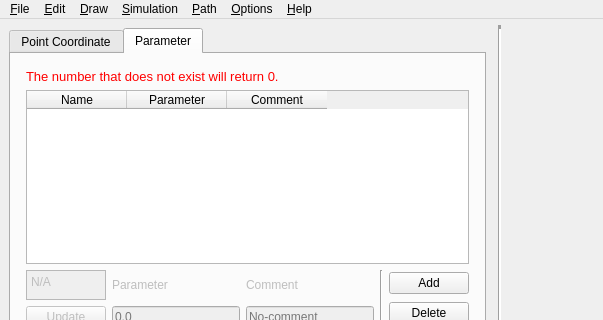
Before: the Qt Designer form core/main.ui in KmolYuan/Pyslvs-UI, drawn with Qt 5; both pictures show x 0 to 603 and y 0 to 320 of the 998 by 717 pixel window.
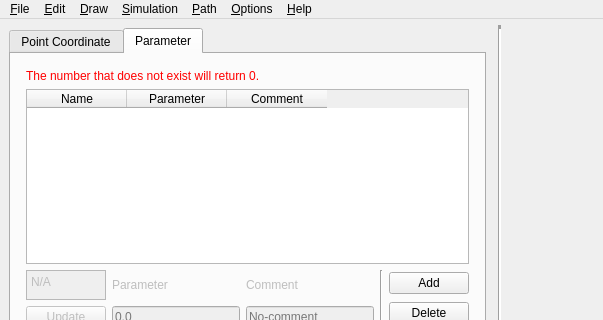
After: the same form once the commit is applied. The open tabs and pages were chosen to show the change. Icons and pictures are not drawn.

Diff of the .ui file:
```diff
--- a/core/main.ui
+++ b/core/main.ui
@@ -421,8 +421,11 @@
                     </property>
                     <item>
                      <widget class="QLabel" name="label_9">
+                      <property name="styleSheet">
+                       <string notr="true">color: rgb(255, 0, 0);</string>
+                      </property>
                       <property name="text">
-                       <string>&lt;html&gt;&lt;head/&gt;&lt;body&gt;&lt;p&gt;&lt;span style=&quot; font-size:10pt; color:#ff0000;&quot;&gt;The number that does not exist will return 0.&lt;/span&gt;&lt;/p&gt;&lt;/body&gt;&lt;/html&gt;</string>
+                       <string>The number that does not exist will return 0.</string>
                       </property>
                      </widget>
                     </item>
```
Left out of the diff: 31 changed lines with no effect on the pictures.
